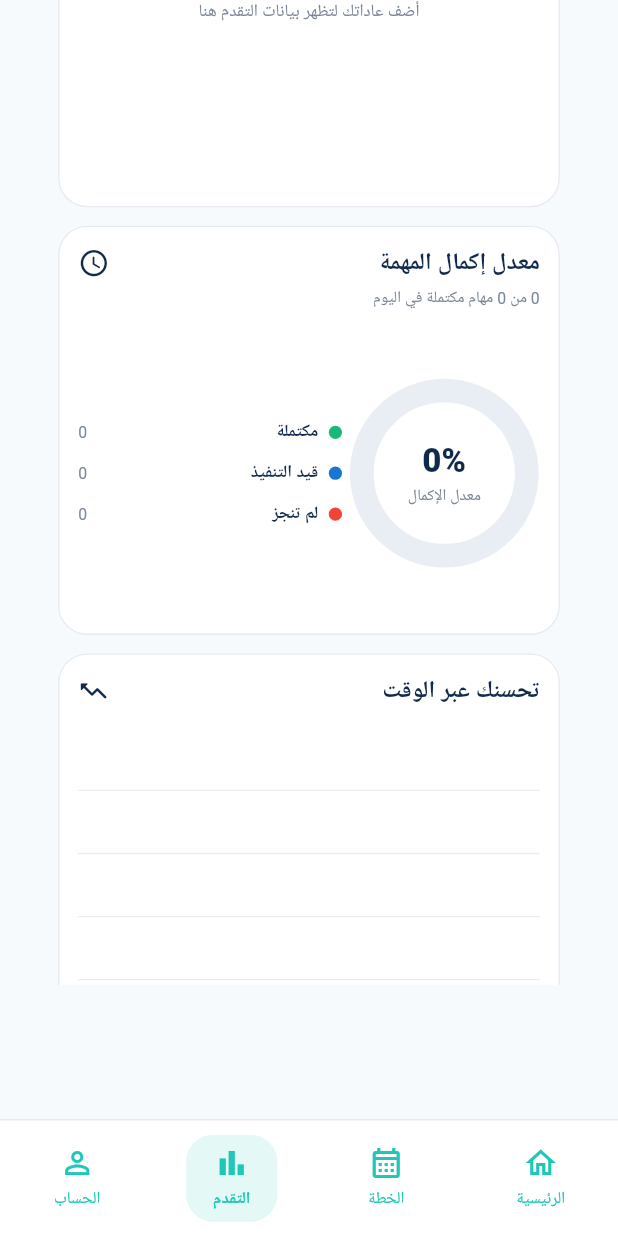
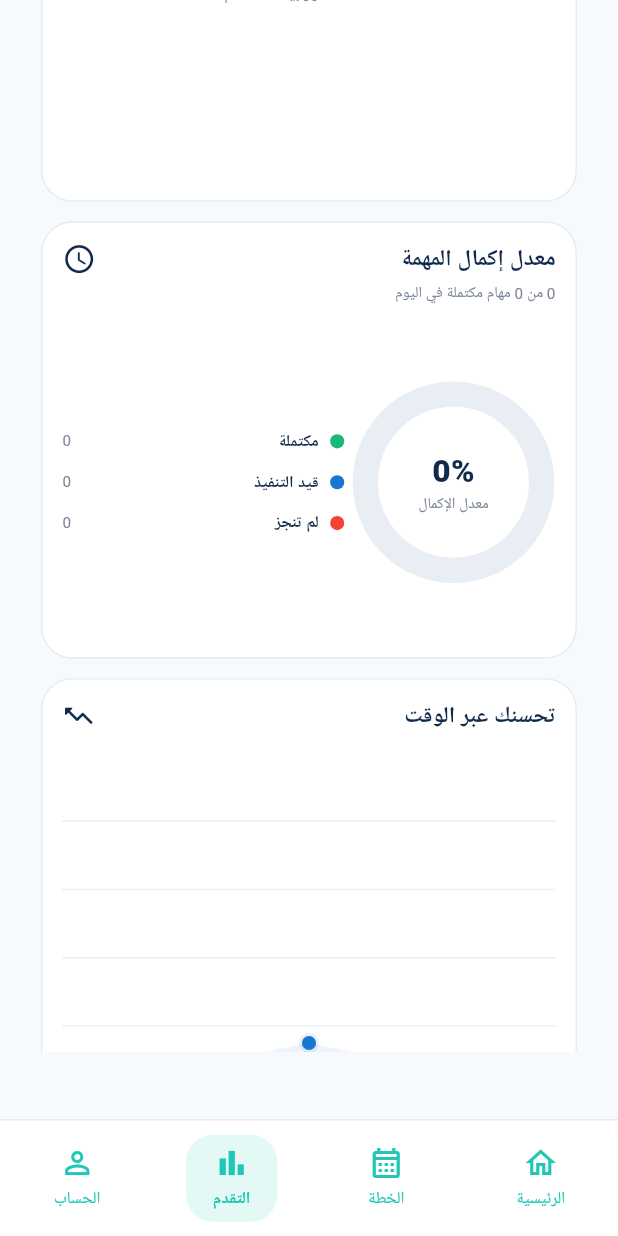
Before and after one commit to hosenovr-ship-it/flumea, a Flutter app: the ProgressScreen screen opened directly, scrolled down 576 dp, on a phone screen of 412 x 824 dp. Run offline on Flutter 3.47's test engine with Material 3 defaults, Android fonts, the phone set to English and light mode, and no system bars; our stand-ins replace flutter_local_notifications, flutter_svg, google_sign_in, image_picker, shared_preferences, supabase_flutter; accounts and stored records are empty.

Commit message:
Add files via upload

```diff
--- a/lib/progress_screen.dart
+++ b/lib/progress_screen.dart
@@ -769,9 +769,15 @@ class _ProgressScreenState extends State<ProgressScreen> {
       textDirection: TextDirection.rtl,
       child: Scaffold(
         backgroundColor: _pageBackground,
-        body: SafeArea(
+        body: MediaQuery(
+          data: MediaQuery.of(context).copyWith(
+            textScaler: TextScaler.linear(
+              MediaQuery.sizeOf(context).width < 600 ? 0.90 : 1.0,
+            ),
+          ),
+          child: SafeArea(
           child: Transform.scale(
-            scale: MediaQuery.sizeOf(context).width < 600 ? 0.88 : 1.0,
+            scale: MediaQuery.sizeOf(context).width < 600 ? 0.94 : 1.0,
             alignment: Alignment.topCenter,
             child: RefreshIndicator(
             onRefresh: _loadProgress,
@@ -828,6 +834,7 @@ class _ProgressScreenState extends State<ProgressScreen> {
             ),
           ),
             ),
+        ),
         ),
         bottomNavigationBar: const FlumeaBottomNavigation(selectedIndex: 2),
       ),
```
